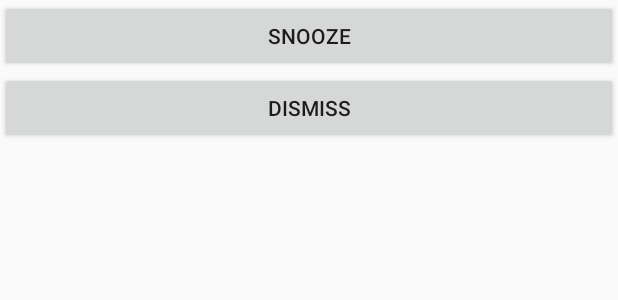
After one commit to moh4med/Alarm, an Android app: the layout activity_alarm_time.xml on its own in the app's theme, with its tools: preview values and no code run, on a phone screen of 412 x 824 dp. The commit adds this screen. Shown: the top 300 px of the screen. Run offline under Robolectric (Android 15) with nearby library versions, the phone set to English and light mode, and no system bars.

Commit message:
showing screen when the alarm fires .

```diff
--- a/app/src/main/java/com/example/mohamed/alarm/AlarmDirectory/AlarmReceiver.java
+++ b/app/src/main/java/com/example/mohamed/alarm/AlarmDirectory/AlarmReceiver.java
@@ -42,8 +42,9 @@ public class AlarmReceiver extends BroadcastReceiver {
                         value.toString(), value.getClass().getName()));
             }
         }*/
-        Log.e(TAG,"alarm finished"+intent.getExtras().get("hello"));
-        Log.e(TAG,"alarm action"+intent.getAction());
+        Log.e(TAG,"id: "+intent.getExtras().get("id"));
+        Log.e(TAG,"id: "+intent.getIntExtra("id",0));
+        Log.e(TAG,"alarm action:"+intent.getAction());
 
     }
 }
--- a/app/src/main/java/com/example/mohamed/alarm/MainActivity.java
+++ b/app/src/main/java/com/example/mohamed/alarm/MainActivity.java
@@ -26,6 +26,7 @@ public class MainActivity extends AppCompatActivity
     protected void onCreate(Bundle savedInstanceState) {
         super.onCreate(savedInstanceState);
         setContentView(R.layout.activity_main);
+        // float density = getResources().getDisplayMetrics().density;
         Toolbar toolbar = (Toolbar) findViewById(R.id.toolbar);
         setSupportActionBar(toolbar);
         getSupportActionBar().setDisplayShowTitleEnabled(false);
--- /dev/null
+++ b/app/src/main/res/layout/activity_alarm_time.xml
@@ -0,0 +1,22 @@
+<?xml version="1.0" encoding="utf-8"?>
+<LinearLayout
+    xmlns:android="http://schemas.android.com/apk/res/android"
+    xmlns:app="http://schemas.android.com/apk/res-auto"
+    xmlns:tools="http://schemas.android.com/tools"
+    android:layout_width="match_parent"
+    android:layout_height="match_parent"
+    android:orientation="vertical"
+    tools:context="com.example.mohamed.alarm.AlarmDirectory.AlarmTimeActivity">
+    <Button
+        android:id="@+id/btn_snooze"
+        android:layout_width="match_parent"
+        android:layout_height="wrap_content"
+        android:text="snooze"
+        android:onClick="btn_snooze_click"/>
+    <Button
+        android:id="@+id/btn_dismiss"
+        android:layout_width="match_parent"
+        android:layout_height="wrap_content"
+        android:text="dismiss"
+        android:onClick="btn_dismiss_click"/>
+</LinearLayout>
```
Also changed, not shown: app/src/main/AndroidManifest.xml (+13 -5 lines), app/src/main/java/com/example/mohamed/alarm/AlarmDirectory/Alarm.java (+10 -7 lines), app/src/main/java/com/example/mohamed/alarm/AlarmDirectory/AlarmTimeActivity.java (added, +39 -0 lines), 1 other file.
